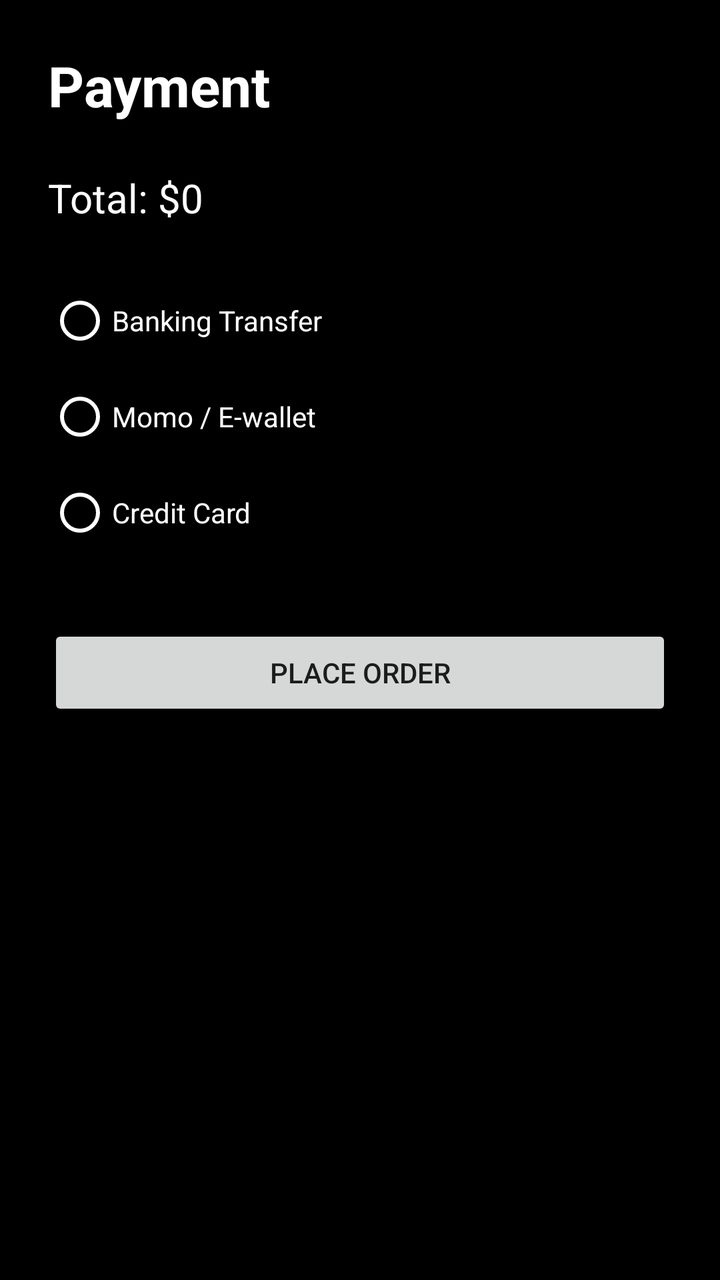
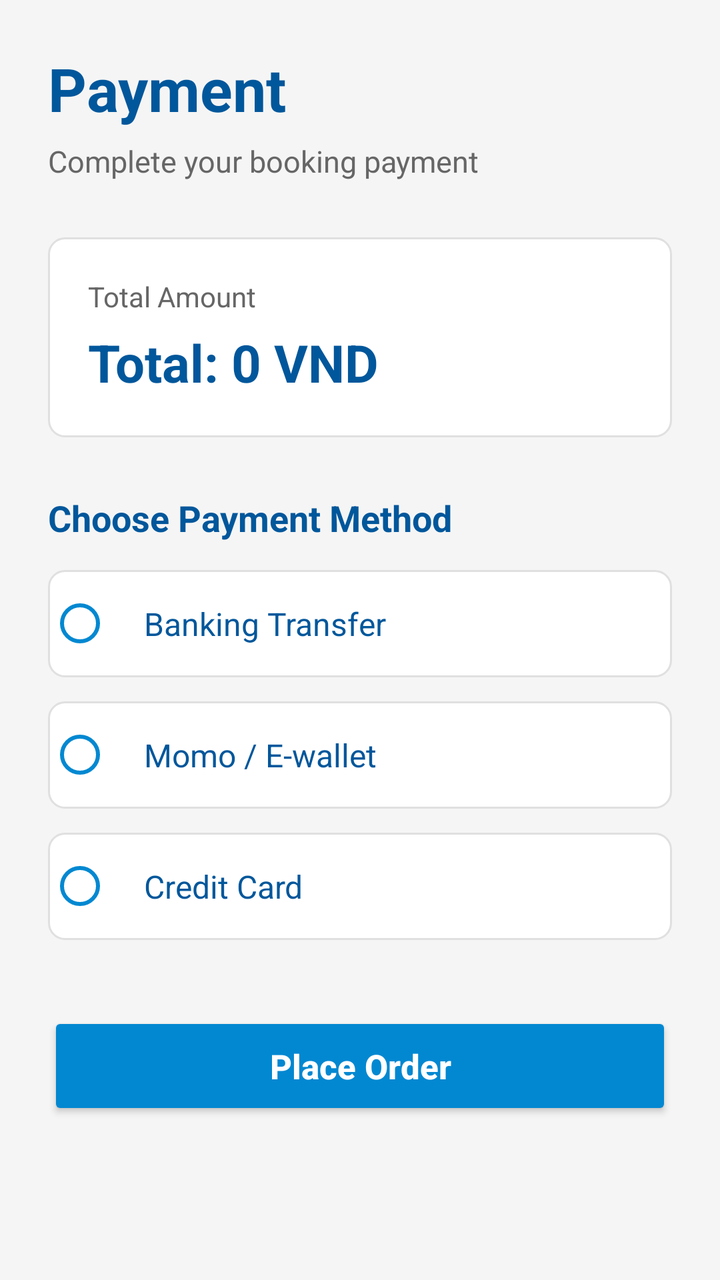

Compare the two renders of this Android layout. The source of the first and the diff that turns it into the second are given below.
<!-- AndroidManifest.xml: application theme Theme.BadmintonBooking -->
<!-- res/layout/activity_payment.xml -->
<LinearLayout xmlns:android="http://schemas.android.com/apk/res/android"
    android:layout_width="match_parent"
    android:layout_height="match_parent"
    android:orientation="vertical"
    android:padding="24dp"
    android:background="@color/black">

    <TextView
        android:text="Payment"
        android:textSize="28sp"
        android:textStyle="bold"
        android:textColor="@color/white"
        android:layout_width="wrap_content"
        android:layout_height="wrap_content"/>

    <TextView
        android:id="@+id/tvTotal"
        android:text="Total: $0"
        android:textSize="20sp"
        android:textColor="@color/white"
        android:layout_marginTop="24dp"
        android:layout_width="wrap_content"
        android:layout_height="wrap_content"/>

    <RadioGroup
        android:id="@+id/paymentGroup"
        android:layout_width="match_parent"
        android:layout_height="wrap_content"
        android:layout_marginTop="24dp">


        <RadioButton
            android:id="@+id/rbBanking"
            android:text="Banking Transfer"
            android:textColor="@color/white"
            android:buttonTint="@color/white"
            android:layout_width="wrap_content"
            android:layout_height="wrap_content"/>

        <RadioButton
            android:id="@+id/rbMomo"
            android:text="Momo / E-wallet"
            android:textColor="@color/white"
            android:buttonTint="@color/white"
            android:layout_width="wrap_content"
            android:layout_height="wrap_content"/>

        <RadioButton
            android:id="@+id/rbCard"
            android:text="Credit Card"
            android:textColor="@color/white"
            android:buttonTint="@color/white"
            android:layout_width="wrap_content"
            android:layout_height="wrap_content"/>

    </RadioGroup>

    <Button
        android:id="@+id/btnPlaceOrder"
        android:text="Place Order"
        android:layout_marginTop="32dp"
        android:layout_width="match_parent"
        android:layout_height="wrap_content"/>

</LinearLayout>
<!-- resources referenced by this layout -->
<resources>
  <color name="black">#FF000000</color>
  <color name="white">#FFFFFFFF</color>
  <style name="Theme.BadmintonBooking" parent="Base.Theme.BadmintonBooking" />
  <style name="Base.Theme.BadmintonBooking" parent="Theme.MaterialComponents.Light.NoActionBar">
          <item name="colorPrimary">@color/primary</item>
          <item name="colorPrimaryVariant">@color/primary_dark</item>
          <item name="colorOnPrimary">@color/white</item>
          <item name="colorSecondary">@color/accent</item>
          <item name="colorSecondaryVariant">@color/accent</item>
          <item name="colorOnSecondary">@color/white</item>
          <item name="android:statusBarColor">?attr/colorPrimaryVariant</item>
      </style>
  <color name="primary">#0288D1</color>
  <color name="primary_dark">#01579B</color>
  <color name="accent">#03A9F4</color>
</resources>

<!-- the commit's change to res/layout/activity_payment.xml (unified diff, before → after) -->
@@ -1,65 +1,120 @@
-<LinearLayout xmlns:android="http://schemas.android.com/apk/res/android"
+<?xml version="1.0" encoding="utf-8"?>
+<ScrollView xmlns:android="http://schemas.android.com/apk/res/android"
     android:layout_width="match_parent"
     android:layout_height="match_parent"
-    android:orientation="vertical"
-    android:padding="24dp"
-    android:background="@color/black">
+    android:background="@color/background_light">
 
-    <TextView
-        android:text="Payment"
-        android:textSize="28sp"
-        android:textStyle="bold"
-        android:textColor="@color/white"
-        android:layout_width="wrap_content"
-        android:layout_height="wrap_content"/>
-
-    <TextView
-        android:id="@+id/tvTotal"
-        android:text="Total: $0"
-        android:textSize="20sp"
-        android:textColor="@color/white"
-        android:layout_marginTop="24dp"
-        android:layout_width="wrap_content"
-        android:layout_height="wrap_content"/>
-
-    <RadioGroup
-        android:id="@+id/paymentGroup"
+    <LinearLayout
         android:layout_width="match_parent"
         android:layout_height="wrap_content"
-        android:layout_marginTop="24dp">
+        android:orientation="vertical"
+        android:padding="24dp">
 
+        <TextView
+            android:text="Payment"
+            android:textSize="30sp"
+            android:textStyle="bold"
+            android:textColor="@color/primary_dark"
+            android:layout_width="wrap_content"
+            android:layout_height="wrap_content" />
 
-        <RadioButton
-            android:id="@+id/rbBanking"
-            android:text="Banking Transfer"
+        <TextView
+            android:text="Complete your booking payment"
+            android:textSize="15sp"
+            android:textColor="#666666"
+            android:layout_marginTop="6dp"
+            android:layout_width="wrap_content"
+            android:layout_height="wrap_content" />
+
+        <LinearLayout
+            android:layout_width="match_parent"
+            android:layout_height="wrap_content"
+            android:orientation="vertical"
+            android:background="@drawable/bg_cell_empty"
+            android:padding="20dp"
+            android:layout_marginTop="28dp">
+
+            <TextView
+                android:text="Total Amount"
+                android:textSize="14sp"
+                android:textColor="#666666"
+                android:layout_width="wrap_content"
+                android:layout_height="wrap_content" />
+
+            <TextView
+                android:id="@+id/tvTotal"
+                android:text="Total: 0 VND"
+                android:textSize="26sp"
+                android:textStyle="bold"
+                android:textColor="@color/primary_dark"
+                android:layout_marginTop="6dp"
+                android:layout_width="wrap_content"
+                android:layout_height="wrap_content" />
+        </LinearLayout>
+
+        <TextView
+            android:text="Choose Payment Method"
+            android:textSize="18sp"
+            android:textStyle="bold"
+            android:textColor="@color/primary_dark"
+            android:layout_marginTop="28dp"
+            android:layout_width="wrap_content"
+            android:layout_height="wrap_content" />
+
+        <RadioGroup
+            android:id="@+id/paymentGroup"
+            android:layout_width="match_parent"
+            android:layout_height="wrap_content"
+            android:layout_marginTop="14dp"
+            android:orientation="vertical">
+
+            <RadioButton
+                android:id="@+id/rbBanking"
+                android:text="Banking Transfer"
+                android:textColor="@color/primary_dark"
+                android:textSize="16sp"
+                android:buttonTint="@color/primary"
+                android:background="@drawable/bg_cell_empty"
+                android:padding="16dp"
+                android:layout_marginBottom="12dp"
+                android:layout_width="match_parent"
+                android:layout_height="wrap_content" />
+
+            <RadioButton
+                android:id="@+id/rbMomo"
+                android:text="Momo / E-wallet"
+                android:textColor="@color/primary_dark"
+                android:textSize="16sp"
+                android:buttonTint="@color/primary"
+                android:background="@drawable/bg_cell_empty"
+                android:padding="16dp"
+                android:layout_marginBottom="12dp"
+                android:layout_width="match_parent"
+                android:layout_height="wrap_content" />
+
+            <RadioButton
+                android:id="@+id/rbCard"
+                android:text="Credit Card"
+                android:textColor="@color/primary_dark"
+                android:textSize="16sp"
+                android:buttonTint="@color/primary"
+                android:background="@drawable/bg_cell_empty"
+                android:padding="16dp"
+                android:layout_width="match_parent"
+                android:layout_height="wrap_content" />
+        </RadioGroup>
+
+        <Button
+            android:id="@+id/btnPlaceOrder"
+            android:text="Place Order"
+            android:textAllCaps="false"
+            android:textSize="17sp"
+            android:textStyle="bold"
             android:textColor="@color/white"
-            android:buttonTint="@color/white"
-            android:layout_width="wrap_content"
-            android:layout_height="wrap_content"/>
+            android:backgroundTint="@color/primary"
+            android:layout_marginTop="36dp"
+            android:layout_width="match_parent"
+            android:layout_height="54dp" />
 
-        <RadioButton
-            android:id="@+id/rbMomo"
-            android:text="Momo / E-wallet"
-            android:textColor="@color/white"
-            android:buttonTint="@color/white"
-            android:layout_width="wrap_content"
-            android:layout_height="wrap_content"/>
-
-        <RadioButton
-            android:id="@+id/rbCard"
-            android:text="Credit Card"
-            android:textColor="@color/white"
-            android:buttonTint="@color/white"
-            android:layout_width="wrap_content"
-            android:layout_height="wrap_content"/>
-
-    </RadioGroup>
-
-    <Button
-        android:id="@+id/btnPlaceOrder"
-        android:text="Place Order"
-        android:layout_marginTop="32dp"
-        android:layout_width="match_parent"
-        android:layout_height="wrap_content"/>
-
-</LinearLayout>
+    </LinearLayout>
+</ScrollView>
<!-- resource entries referenced after the edit -->
@@ -1,7 +1,17 @@
 <!-- resources referenced by this layout -->
 <resources>
-  <color name="black">#FF000000</color>
+  <color name="background_light">#F5F5F5</color>
+  <color name="primary">#0288D1</color>
+  <color name="primary_dark">#01579B</color>
   <color name="white">#FFFFFFFF</color>
+  <!-- drawable bg_cell_empty (drawable) -->
+  <?xml version="1.0" encoding="utf-8"?>
+  <shape xmlns:android="http://schemas.android.com/apk/res/android"
+      android:shape="rectangle">
+      <solid android:color="@color/white" />
+      <corners android:radius="8dp" />
+      <stroke android:width="1dp" android:color="#E0E0E0" />
+  </shape>
   <style name="Theme.BadmintonBooking" parent="Base.Theme.BadmintonBooking" />
   <style name="Base.Theme.BadmintonBooking" parent="Theme.MaterialComponents.Light.NoActionBar">
           <item name="colorPrimary">@color/primary</item>
@@ -12,8 +22,6 @@
           <item name="colorOnSecondary">@color/white</item>
           <item name="android:statusBarColor">?attr/colorPrimaryVariant</item>
       </style>
-  <color name="primary">#0288D1</color>
-  <color name="primary_dark">#01579B</color>
   <color name="accent">#03A9F4</color>
 </resources>
 
